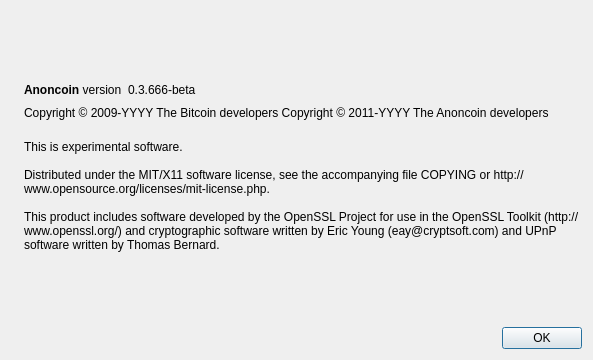
This is src/qt/forms/aboutdialog.ui in Anoncoin/anoncoin as Qt 5 draws it before an edit. The edited form follows.
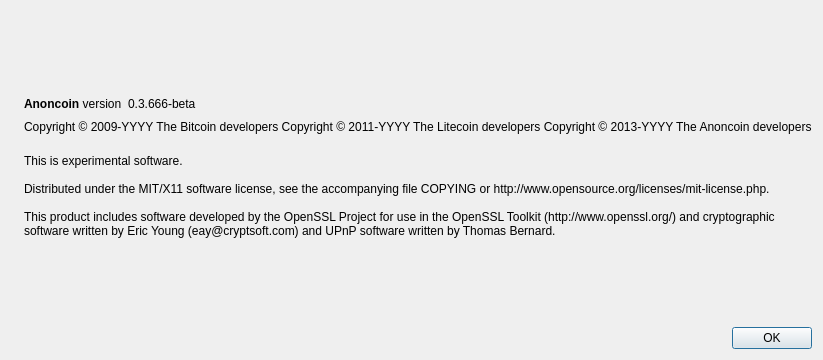
This is the edited form. Icons and pictures are not drawn.

Diff of the .ui file:
```diff
--- a/src/qt/forms/aboutdialog.ui
+++ b/src/qt/forms/aboutdialog.ui
@@ -92,7 +92,8 @@
        </property>
        <property name="text">
         <string notr="true">Copyright &amp;copy; 2009-YYYY The Bitcoin developers
-Copyright &amp;copy; 2011-YYYY The Anoncoin developers</string>
+Copyright &amp;copy; 2011-YYYY The Litecoin developers
+Copyright &amp;copy; 2013-YYYY The Anoncoin developers</string>
        </property>
        <property name="textFormat">
         <enum>Qt::RichText</enum>
```
Left out of the diff: 2 changed lines with no effect on the pictures.
